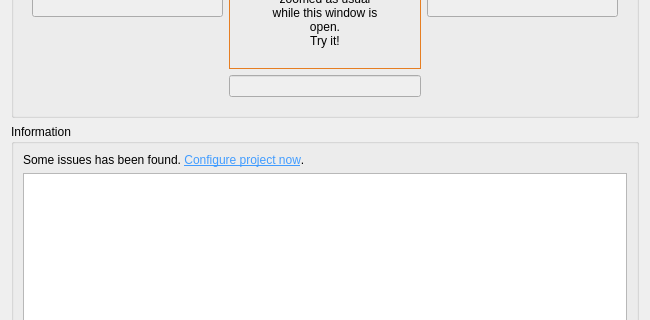
Above: qfieldsync/ui/package_dialog.ui from opengisch/qfieldsync before the change; both pictures show x 0 to 650 and y 222 to 542 of the 650 by 638 pixel window. Below: the same form after it.
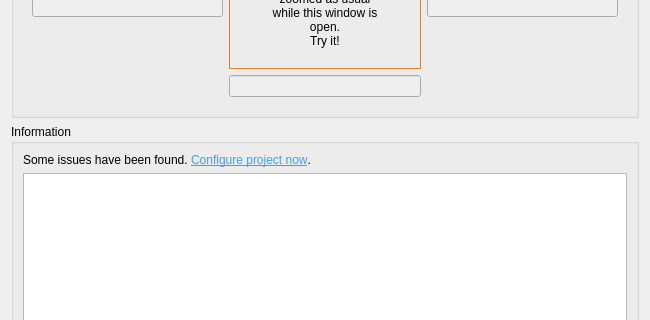
That is the form after the change.

```diff
--- a/qfieldsync/ui/package_dialog.ui
+++ b/qfieldsync/ui/package_dialog.ui
@@ -240,7 +240,7 @@
       <item row="0" column="0">
        <widget class="QLabel" name="infoLabel">
         <property name="text">
-         <string>&lt;html&gt;&lt;head/&gt;&lt;body&gt;&lt;p&gt;Some issues has been found. &lt;a href=&quot;configuration&quot;&gt;&lt;span style=&quot; text-decoration: underline; color:#419cff;&quot;&gt;Configure project now&lt;/span&gt;&lt;/a&gt;.&lt;/p&gt;&lt;/body&gt;&lt;/html&gt;</string>
+         <string>&lt;html&gt;&lt;head/&gt;&lt;body&gt;&lt;p&gt;Some issues have been found. &lt;a href=&quot;configuration&quot;&gt;&lt;span style=&quot; text-decoration: underline; color:#419cff;&quot;&gt;Configure project now&lt;/span&gt;&lt;/a&gt;.&lt;/p&gt;&lt;/body&gt;&lt;/html&gt;</string>
         </property>
        </widget>
       </item>
```
